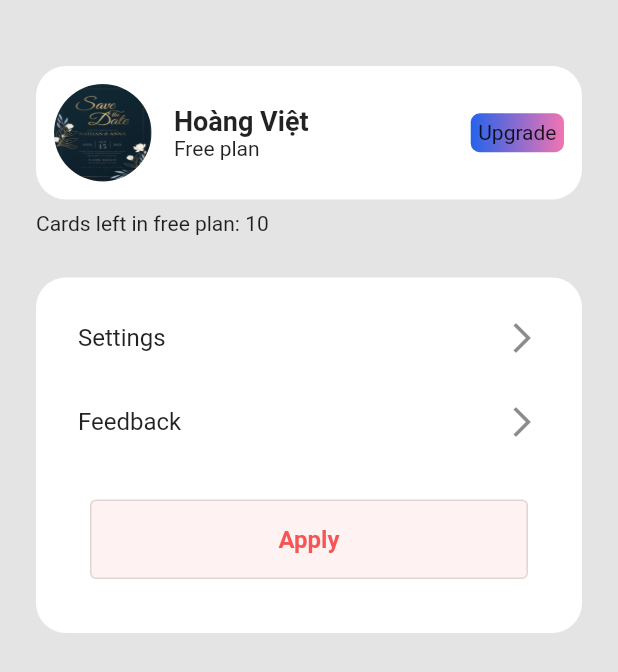
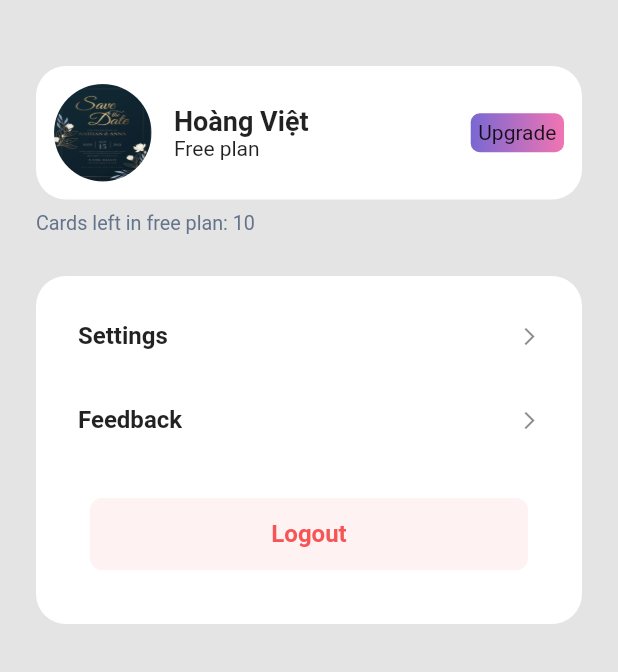
Before and after one commit to nghia5899/ai-card, a Flutter app: the MenuPage screen opened directly, on a phone screen of 412 x 824 dp. Shown: the top 672 px of the screen. Run offline on Flutter 3.47's test engine with Material 2 defaults, Android fonts, the phone set to English and light mode, and no system bars; our stand-ins replace bot_toast, carousel_slider, dio, dropdown_button2, flutter_screenutil, flutter_secure_storage and 11 more; missing offline and left inert: dart:ffi, flutter_web_auth_2, text_editor; accounts and stored records are empty; network calls fail; Roboto replaces fonts that are missing (SF Pro Display).

Commit message:
edit detail home, edit filter

```diff
--- a/lib/pages/archive/controller.dart
+++ b/lib/pages/archive/controller.dart
@@ -20,7 +20,6 @@ class ArchiveController extends GetxController{
   List<Map<String, dynamic>>? _items;
 
   List<Map<String, dynamic>>? get items => _items;
-
 
   getBookMark() async {
     List<Map<String, dynamic>> temp = [];
--- a/lib/pages/home/home_controller.dart
+++ b/lib/pages/home/home_controller.dart
@@ -24,15 +24,15 @@ class HomeController extends GetxController{
 
   List<Map> items = [
     {
-      'title': 'birthday',
+      'title': 'Birthday',
       'image': 'assets/images/img_birthday.png',
       'category': 'birthday',
       'color': const Color.fromRGBO(158, 51, 51, 0.5),
     },{
-      'title': 'wedding',
+      'title': 'Wedding',
       'category': 'wedding',
-      'image': 'assets/images/img_wedding.png',
-      'color': const Color.fromRGBO(158, 128, 51, 0.5),
+      'image': 'assets/images/img_birthday.png',
+      'color': const Color.fromRGBO(158, 51, 51, 0.5),
     },{
       'title': 'Thank you',
       'category': 'thank_you',
--- a/lib/pages/home/home_page.dart
+++ b/lib/pages/home/home_page.dart
@@ -134,7 +134,6 @@ class HomePage extends StatelessWidget {
                             ),
                           ),
                           onEditingComplete: (){
-                            showMessage('Thành coong');
                             Get.toNamed(AppRoutes.homeDetail,arguments: {
                               'title': controller.text,
                               'filter': controller.text,
--- a/lib/pages/image_views/page.dart
+++ b/lib/pages/image_views/page.dart
@@ -27,7 +27,6 @@ class _ImageViewsPageState extends State<ImageViewsPage> {
     final List images = Get.arguments ?? [];
 
     return Scaffold(
-      // extendBodyBehindAppBar: true,
       backgroundColor: const Color(0xff1E293B),
       appBar: AppBar(
         backgroundColor:const Color(0xff1E293B),
--- a/lib/pages/menu/page.dart
+++ b/lib/pages/menu/page.dart
@@ -52,7 +52,7 @@ class MenuPage extends StatelessWidget {
                         borderRadius: BorderRadius.circular(6),
                         gradient: const LinearGradient(
                             colors: [
-                              Color(0xff2563EB),
+                              Color(0xff7968D2),
                               Color(0xffF174B2)
                             ])
                     ),
@@ -62,9 +62,9 @@ class MenuPage extends StatelessWidget {
                 ],
               ),
             ),
-            const Padding(
-              padding: EdgeInsets.symmetric(vertical: 8),
-              child: Text('Cards left in free plan: 10'),
+             Padding(
+              padding: const EdgeInsets.symmetric(vertical: 8),
+              child: Text('Cards left in free plan: 10',style: AppStyles.descriptionIconText),
             ),
             const SizedBox(height: 20,),
             Container(
@@ -76,38 +76,27 @@ class MenuPage extends StatelessWidget {
               child: Column(
                 children: [
                   const ListTile(
-                    title: Text('Settings'),
-                    trailing: Icon(Icons.arrow_forward_ios_outlined),
+                    title: Text('Settings',style: TextStyle(fontWeight: FontWeight.bold)),
+                    trailing: Icon(Icons.arrow_forward_ios_outlined,size: 14),
                   ),
                   const ListTile(
-                    title: Text('Feedback'),
-                    trailing: Icon(Icons.arrow_forward_ios_outlined),
+                    title: Text('Feedback',style: TextStyle(fontWeight: FontWeight.bold)),
+                    trailing: Icon(Icons.arrow_forward_ios_outlined,size: 14),
                   ),
 
                   Container(
-                    color: Colors.white,
+                    margin: const EdgeInsets.all(24.0),
                     width: Get.width,
-                    padding: const EdgeInsets.all(24),
-                    child: ButtonBase(
-                        onPressed: (){
-
-                        },
-                        onHover: (val){
-
-                        },
-                        buttonStyle: ElevatedButton.styleFrom(
-
-                          backgroundColor: const Color.fromRGBO(252, 165, 165, 0.15),
-                          padding: const EdgeInsets.all(17),
-                          // textStyle: const TextStyle(
-                          //     color: Colors.white, fontSize: 25, fontStyle: FontStyle.normal),
-                        ),
-                        child: const Text(
-                          'Apply',style: TextStyle(
-                          fontWeight: FontWeight.w700,fontSize: 16,
-                          color: Color(0xffF75555),
-                        ),
-                        )
+                    decoration: BoxDecoration(
+                        borderRadius: BorderRadius.circular(8),
+                        color: const Color.fromRGBO(252, 165, 165, 0.15),
+                    ),
+                    child: TextButton(
+                      onPressed: (){},
+                      child: const Text('Logout',style: TextStyle(
+                        fontWeight: FontWeight.w700,fontSize: 16,
+                        color: Color(0xffF75555),
+                      ),),
                     ),
                   ),
                 ],
```
Also changed, not shown: lib/pages/generate/controller.dart (+31 -0 lines), lib/pages/home/detail/filter/controller.dart (+32 -23 lines), lib/pages/home/detail/filter/filter.dart (+50 -18 lines), lib/pages/home/detail/page.dart (+14 -4 lines), lib/service/template/template_service.dart (+5 -5 lines).
